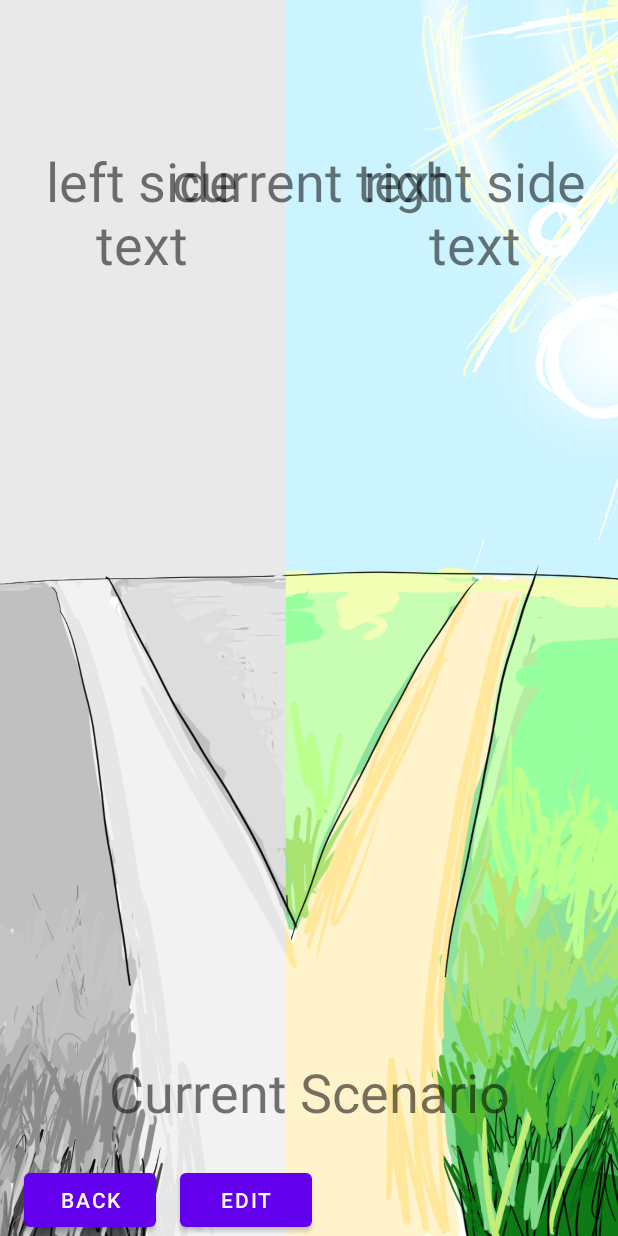
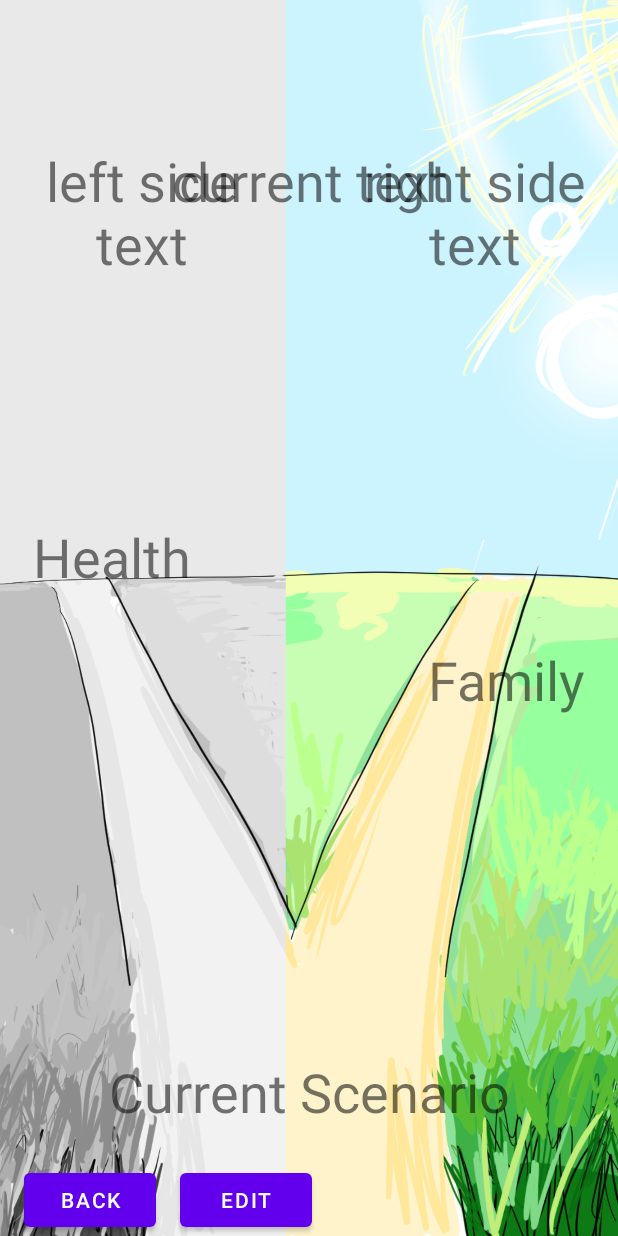
Before and after one commit to Dj5822/FACT-Application, an Android app: the layout activity_choicepoint.xml on its own in the app's theme, with its tools: preview values and no code run, on a phone screen of 412 x 824 dp. Run offline under Robolectric (Android 15) with nearby library versions, the phone set to English and light mode, and no system bars.

Commit message:
Add values text

```diff
--- a/app/src/main/res/layout/activity_choicepoint.xml
+++ b/app/src/main/res/layout/activity_choicepoint.xml
@@ -66,6 +66,27 @@
             android:textSize="36sp" />
 
         <TextView
+            android:id="@+id/choicePointValueText"
+            android:layout_width="fill_parent"
+            android:layout_height="wrap_content"
+            android:layout_centerVertical="true"
+            android:paddingLeft="22sp"
+            android:paddingBottom="82sp"
+            android:text="Health"
+            android:textSize="36sp" />
+
+        <TextView
+            android:id="@+id/choicePointValueText2"
+            android:layout_width="fill_parent"
+            android:layout_height="wrap_content"
+            android:layout_centerVertical="true"
+            android:paddingRight="22sp"
+            android:paddingTop="82sp"
+            android:text="Family"
+            android:textAlignment="textEnd"
+            android:textSize="36sp" />
+
+        <TextView
             android:id="@+id/choicePointScenarioText"
             android:layout_width="fill_parent"
             android:layout_height="wrap_content"
```
Also changed, not shown: app/src/main/java/com/example/factapplication/ChoicepointActivity.java (+21 -1 lines).
